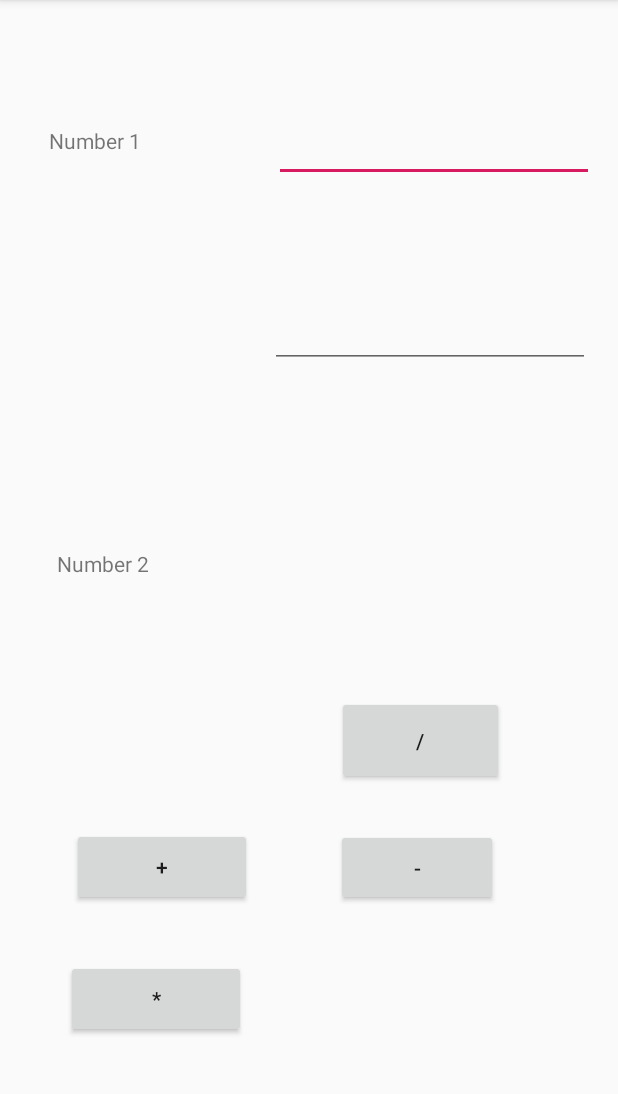
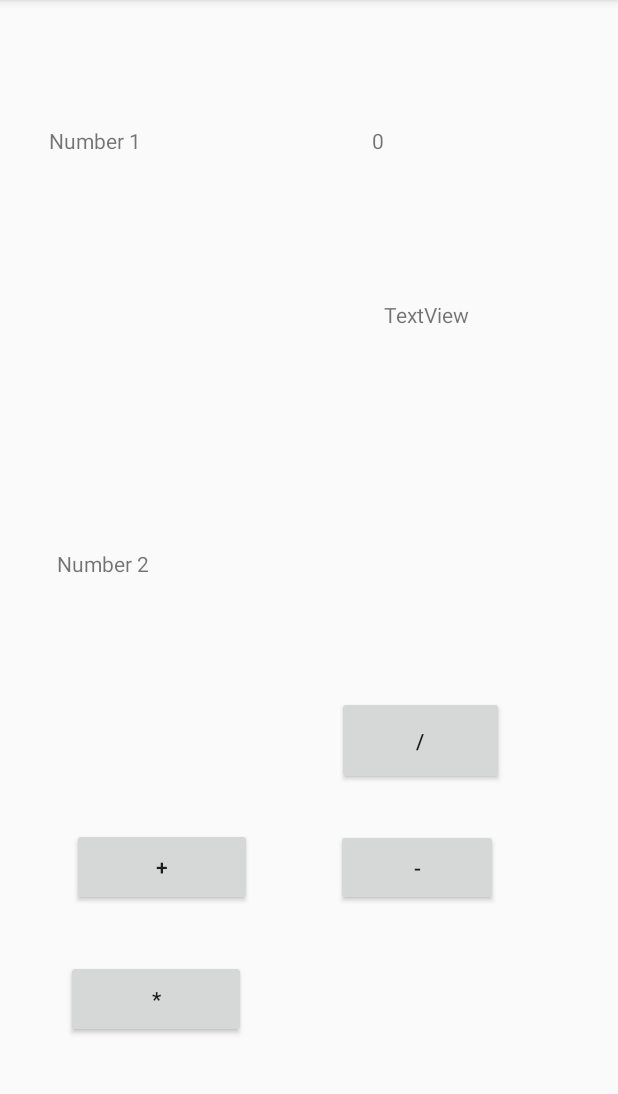
Before and after one commit to harinditha/MAD_Tute2, an Android app: the screen it shows after launch (SecondActivity), after a tap on "OK", on a phone screen of 412 x 824 dp, the part 84-1178 px from its top. Run offline under Robolectric (Android 15) with nearby library versions, the phone set to English and light mode, and no system bars; 1 statement that could not run was skipped.

Commit message:
passing values

```diff
--- a/app/src/main/java/com/example/intentsproj/FirstActivity.java
+++ b/app/src/main/java/com/example/intentsproj/FirstActivity.java
@@ -7,39 +7,74 @@ import android.os.Bundle;
 import android.view.Gravity;
 import android.view.View;
 import android.widget.Button;
+import android.widget.EditText;
 import android.widget.Toast;
+import android.widget.TextView;
+import android.view.Menu;
 
 public class FirstActivity extends AppCompatActivity {
-    private Button button;
+//    private Button button;
 //    String myString = "You just clicked the OK button";
+
 
     @Override
     protected void onCreate(Bundle savedInstanceState) {
         super.onCreate(savedInstanceState);
         setContentView(R.layout.activity_first);
 
-        button = (Button) findViewById(R.id.ok);
-        button.setOnClickListener(new View.OnClickListener() {
+
+        openActivity2();
+
+    }
+
+//    public void showtoast() {
+//        Toast toast = Toast.makeText(FirstActivity.this, "You just clicked the OK button", Toast.LENGTH_SHORT);
+//        toast.setGravity(Gravity.TOP | Gravity.LEFT, 0, 0);
+//        toast.show();
+//    }
+
+
+        public void openActivity2() {
+            Button Btn = (Button) findViewById(R.id.ok);
+            Btn.setOnClickListener(new View.OnClickListener() {
                 @Override
                 public void onClick(View v) {
 //                Toast.makeText(getApplicationContext(),myString,Toast.LENGTH_SHORT).show();
+//                showtoast();
+
+                    EditText userTextEntry = (EditText) findViewById(R.id.editText3);
+                    String userData = userTextEntry.getText().toString();
+                    int userNumber = Integer.parseInt(userData);
+
+                    Intent intent = new Intent(FirstActivity.this, SecondActivity.class);
+                    intent.putExtra("parameter name", userNumber);
+                    startActivity(intent);
+
                     showtoast();
-                openActivity2();
+
+//                openActivity2();
                 }
-        })
-        ;
-    }
-
-
-    public void openActivity2() {
-        Intent intent = new Intent(this, SecondActivity.class);
-        startActivity(intent);
-   }
-
                 public void showtoast() {
-        Toast toast = Toast.makeText(this, "You just clicked the OK button", Toast.LENGTH_SHORT);
+                    Toast toast = Toast.makeText(FirstActivity.this, "You just clicked the OK button", Toast.LENGTH_SHORT);
                     toast.setGravity(Gravity.TOP | Gravity.LEFT, 0, 0);
                     toast.show();
                 }
 
+            });
         }
+    }
+
+
+//    public void openActivity2() {
+//        Intent intent = new Intent(this, SecondActivity.class);
+//        intent.putExtra("parameter name", "userNumber");
+//        startActivity(intent);
+//   }
+
+ //   public void showtoast() {
+//        Toast toast = Toast.makeText(this, "You just clicked the OK button", Toast.LENGTH_SHORT);
+//        toast.setGravity(Gravity.TOP | Gravity.LEFT, 0, 0);
+//        toast.show();
+//    }
+//
+//}
--- a/app/src/main/java/com/example/intentsproj/SecondActivity.java
+++ b/app/src/main/java/com/example/intentsproj/SecondActivity.java
@@ -2,7 +2,13 @@ package com.example.intentsproj;
 
 import androidx.appcompat.app.AppCompatActivity;
 
+import android.content.Intent;
 import android.os.Bundle;
+import android.widget.TextView;
+import android.view.Menu;
+import android.view.View;
+import android.widget.EditText;
+import android.app.Activity;
 
 public class SecondActivity extends AppCompatActivity {
 
@@ -10,5 +16,12 @@ public class SecondActivity extends AppCompatActivity {
     protected void onCreate(Bundle savedInstanceState) {
         super.onCreate(savedInstanceState);
         setContentView(R.layout.activity_second);
+
+        //Get the Intent that started us to find the parameter (extra).
+        Intent intent = getIntent();
+        int myValue = intent.getIntExtra("Parameter name", 0);
+        //display the value to the screen.
+        TextView displayNumber = (TextView) findViewById(R.id.textView5);
+        displayNumber.setText("" + myValue);
     }
 }
--- a/app/src/main/res/layout/activity_first.xml
+++ b/app/src/main/res/layout/activity_first.xml
@@ -38,4 +38,29 @@
         android:text="OK"
         app:layout_constraintBottom_toBottomOf="parent"
         app:layout_constraintEnd_toEndOf="parent" />
+
+    <EditText
+        android:id="@+id/editText3"
+        android:layout_width="wrap_content"
+        android:layout_height="wrap_content"
+        android:layout_marginStart="180dp"
+        android:layout_marginLeft="180dp"
+        android:layout_marginTop="92dp"
+        android:ems="10"
+        android:inputType="number"
+        app:layout_constraintStart_toStartOf="parent"
+        app:layout_constraintTop_toTopOf="parent" />
+
+    <EditText
+        android:id="@+id/editText5"
+        android:layout_width="wrap_content"
+        android:layout_height="wrap_content"
+        android:layout_marginStart="180dp"
+        android:layout_marginLeft="180dp"
+        android:layout_marginBottom="352dp"
+        android:ems="10"
+        android:inputType="number"
+        app:layout_constraintBottom_toBottomOf="parent"
+        app:layout_constraintStart_toStartOf="parent" />
+
 </androidx.constraintlayout.widget.ConstraintLayout>
--- a/app/src/main/res/layout/activity_second.xml
+++ b/app/src/main/res/layout/activity_second.xml
@@ -72,29 +72,26 @@
         app:layout_constraintEnd_toEndOf="parent"
         app:layout_constraintTop_toTopOf="parent" />
 
-    <EditText
-        android:id="@+id/editText"
-        android:layout_width="wrap_content"
-        android:layout_height="wrap_content"
-        android:layout_marginTop="76dp"
-        android:layout_marginEnd="16dp"
-        android:layout_marginRight="16dp"
-        android:ems="10"
-        android:inputType="textPersonName"
-
-        app:layout_constraintEnd_toEndOf="parent"
+    <TextView
+        android:id="@+id/textView5"
+        android:layout_width="147dp"
+        android:layout_height="57dp"
+        android:layout_marginStart="248dp"
+        android:layout_marginLeft="248dp"
+        android:layout_marginTop="84dp"
+        android:text="TextView"
+        app:layout_constraintStart_toStartOf="parent"
         app:layout_constraintTop_toTopOf="parent" />
 
-    <EditText
-        android:id="@+id/editText2"
-        android:layout_width="wrap_content"
-        android:layout_height="wrap_content"
-        android:layout_marginStart="180dp"
-        android:layout_marginLeft="180dp"
+    <TextView
+        android:id="@+id/textView6"
+        android:layout_width="134dp"
+        android:layout_height="60dp"
+        android:layout_marginStart="256dp"
+        android:layout_marginLeft="256dp"
         android:layout_marginTop="200dp"
-        android:ems="10"
-        android:inputType="textPersonName"
-
+        android:text="TextView"
         app:layout_constraintStart_toStartOf="parent"
         app:layout_constraintTop_toTopOf="parent" />
+
 </androidx.constraintlayout.widget.ConstraintLayout>
```
Lines whose indentation alone changed are shown as unchanged.
